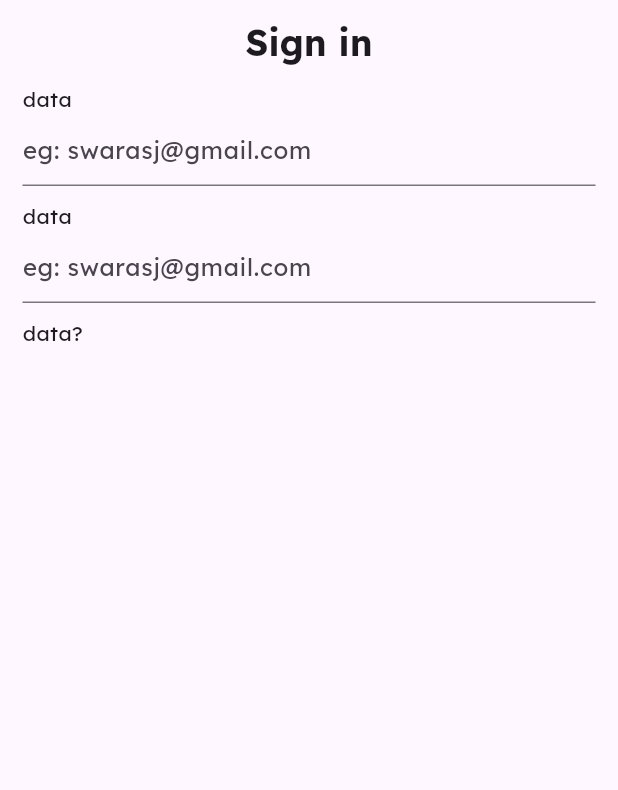
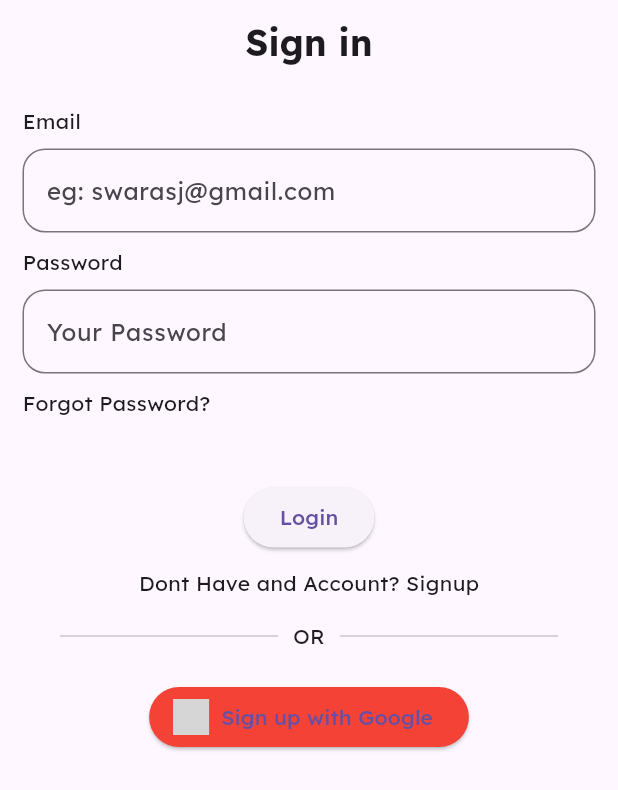
Before and after one commit to mohamedamine585/StudyFree, a Flutter app: the screen it shows after launch, on a phone screen of 412 x 824 dp. Shown: the top 790 px of the screen. Run offline on Flutter 3.47's test engine with Material 3 defaults, Android fonts, the phone set to English and light mode, and no system bars; our stand-ins replace flutter_svg, google_fonts; grey boxes are pictures that could not be loaded.

Commit message:
First Commit

```diff
--- a/lib/Presentataion/Pages/Signin.dart
+++ b/lib/Presentataion/Pages/Signin.dart
@@ -1,5 +1,7 @@
 import 'package:careerark/Presentataion/Utils/Constant.dart';
 import 'package:careerark/Presentataion/Utils/Theme.dart';
+import 'package:careerark/Presentataion/Widget/GoogleSignupbutton.dart';
+import 'package:careerark/Presentataion/Widget/LongButton.dart';
 import 'package:careerark/Presentataion/Widget/TextField.dart';
 import 'package:flutter/material.dart';
 class Signin extends StatelessWidget {
@@ -13,29 +15,46 @@ class Signin extends StatelessWidget {
     return Scaffold(
       appBar: AppBar(title: Text("Sign in",style: myTheme.textTheme.headline6,),centerTitle: true,),
       body: Container(
-        height: 500,
+        height: 550,
         child: Column(
 
           children: [
             Container(
-              margin: EdgeInsets.only(left: 15,right: 15),
+              margin: EdgeInsets.only(left: 15,right: 15,top: 15),
               height: 250,
               child: Column(
                 crossAxisAlignment: CrossAxisAlignment.start,
                 children: [
-                  Text("data",style: myTheme.textTheme.bodyText1,),
+                  Text("Email",style: myTheme.textTheme.bodyText1,),
+                  SizedBox(height: 8,),
                   Textfield(controller: username, labelText: "eg: swarasj@gmail.com"),
                   SizedBox(height: 10,),
-                  Text("data",style: myTheme.textTheme.bodyText1,),
-                  Textfield(controller: username, labelText: "eg: swarasj@gmail.com"),
+                  Text("Password",style: myTheme.textTheme.bodyText1,),
+                  SizedBox(height: 8,),
+                  Textfield(controller: username, labelText: "Your Password"),
                   SizedBox(height: 10,),
-                  Text("data?",style: myTheme.textTheme.bodyText1,),
+                  Text("Forgot Password?",style: myTheme.textTheme.bodyText1,),
                 ],
               ),
-
             ),
             Container(
+              margin: EdgeInsets.only(left: 40,right: 40),
               height: 250,
+              child: Column(children: [
+                LongButton(buttonText: "Login", onPressed: (){}),
+                SizedBox(height: 10,),
+                  Text("Dont Have and Account? Signup",style: myTheme.textTheme.bodyText1,),
+                  SizedBox(height: 15,),
+                  Row(children: [
+                    Expanded(child: Divider()),
+                    SizedBox(width: 10,),
+                    Text("OR"),
+                    SizedBox(width: 10,),
+                    Expanded(child: Divider())
+                  ],),
+                  SizedBox(height: 20,),
+                  GoogleSignupButton(),
+              ]),
 
             )
           ],
--- /dev/null
+++ b/lib/Presentataion/Widget/GoogleSignupbutton.dart
@@ -0,0 +1,22 @@
+import 'package:flutter/material.dart';
+import 'package:flutter_svg/flutter_svg.dart';
+
+class GoogleSignupButton extends StatelessWidget {
+  @override
+  Widget build(BuildContext context) {
+    return ElevatedButton.icon(
+      onPressed: () {
+        print('Sign up with Google pressed');
+      },
+      icon: SvgPicture.asset(
+        'assets/google_icon.svg',
+        height: 24.0,
+        width: 24.0,
+      ),
+      label: Text('Sign up with Google'),
+      style: ElevatedButton.styleFrom(
+        primary: Colors.red, // Change the button color as needed
+      ),
+    );
+  }
+}
--- /dev/null
+++ b/lib/Presentataion/Widget/LongButton.dart
@@ -0,0 +1,15 @@
+import 'package:flutter/material.dart';
+class LongButton extends StatelessWidget {
+  final String buttonText;
+  final VoidCallback onPressed;
+
+  LongButton({required this.buttonText, required this.onPressed});
+
+  @override
+  Widget build(BuildContext context) {
+    return ElevatedButton(
+      onPressed: onPressed,
+      child: Text(buttonText),
+    );
+  }
+}
--- a/lib/Presentataion/Widget/TextField.dart
+++ b/lib/Presentataion/Widget/TextField.dart
@@ -18,6 +18,9 @@ class Textfield extends StatelessWidget {
       obscureText: obscureText,
       decoration: InputDecoration(
         hintText: labelText,
+        border: OutlineInputBorder(
+          borderRadius: BorderRadius.circular(15.0)
+        )
       ),
     );
   }
--- a/pubspec.yaml
+++ b/pubspec.yaml
@@ -36,6 +36,7 @@ dependencies:
   # Use with the CupertinoIcons class for iOS style icons.
   cupertino_icons: ^1.0.2
   google_fonts: ^6.1.0
+  flutter_svg: ^2.0.9
 
 dev_dependencies:
   flutter_test:
```
Also changed, not shown: pubspec.lock.
